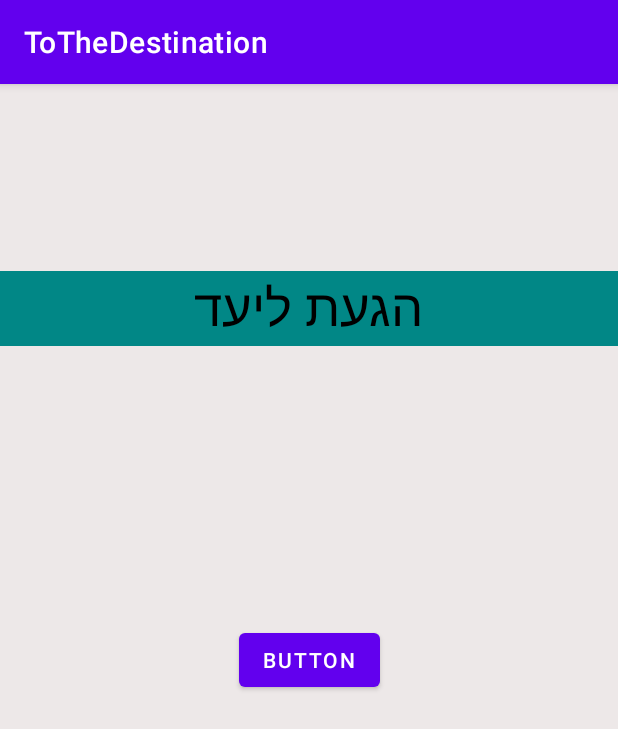
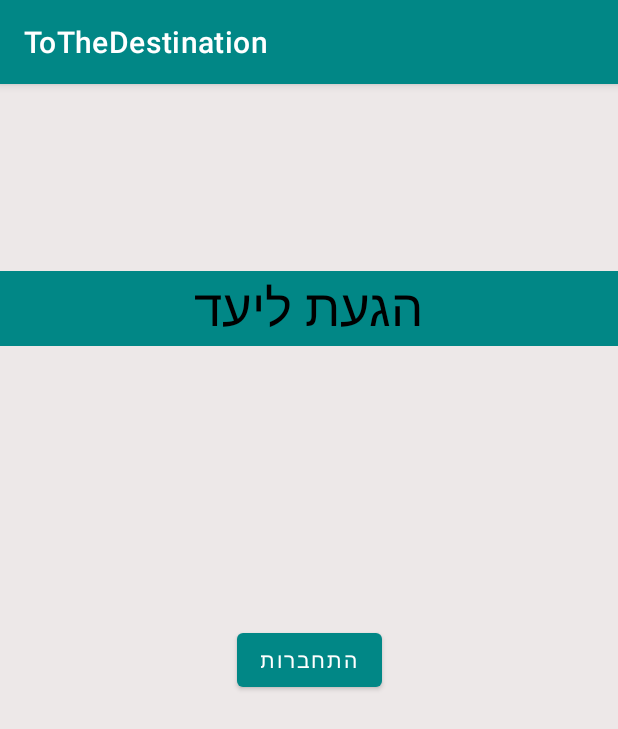
Before and after one commit to ng7897/ngAndroid, an Android app: the screen it shows after launch (MainActivity), on a phone screen of 412 x 824 dp. Shown: the top 729 px of the screen. Run offline under Robolectric (Android 15) with nearby library versions, the phone set to English and light mode, and no system bars.

Commit message:
Change Button color and text

```diff
--- a/app/src/main/res/layout/activity_main.xml
+++ b/app/src/main/res/layout/activity_main.xml
@@ -26,7 +26,7 @@
         android:id="@+id/button"
         android:layout_width="wrap_content"
         android:layout_height="wrap_content"
-        android:text="Button"
+        android:text="התחברות"
         app:layout_constraintBottom_toBottomOf="parent"
         app:layout_constraintEnd_toEndOf="parent"
         app:layout_constraintStart_toStartOf="parent"
--- a/app/src/main/res/values/themes.xml
+++ b/app/src/main/res/values/themes.xml
@@ -2,13 +2,13 @@
     <!-- Base application theme. -->
     <style name="Theme.ToTheDestination" parent="Theme.MaterialComponents.DayNight.DarkActionBar">
         <!-- Primary brand color. -->
-        <item name="colorPrimary">@color/purple_500</item>
-        <item name="colorPrimaryVariant">@color/purple_700</item>
+        <item name="colorPrimary">@color/teal_700</item>
+        <item name="colorPrimaryVariant">@color/teal_700</item>
         <item name="colorOnPrimary">@color/white</item>
         <!-- Secondary brand color. -->
         <item name="colorSecondary">@color/teal_200</item>
         <item name="colorSecondaryVariant">@color/teal_700</item>
-        <item name="colorOnSecondary">@color/black</item>
+        <item name="colorOnSecondary">@color/teal_700</item>
         <!-- Status bar color. -->
         <item name="android:statusBarColor">?attr/colorPrimaryVariant</item>
         <!-- Customize your theme here. -->
```
